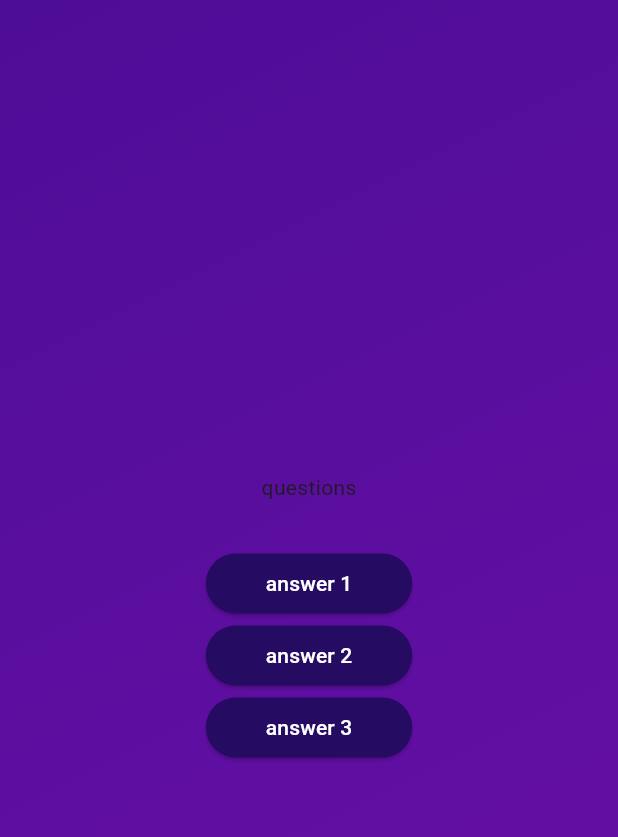
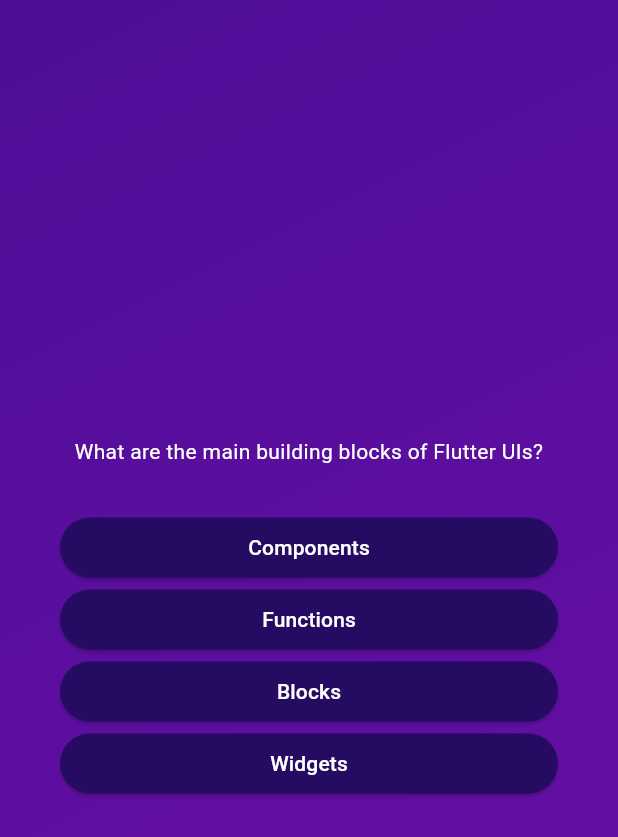
Before and after one commit to AnasKhan1506/quizz-app, a Flutter app: the screen it shows after launch, after a tap on "Start Quiz", on a phone screen of 412 x 824 dp. Shown: the top 837 px of the screen. Run offline on Flutter 3.47's test engine with Material 3 defaults, Android fonts, the phone set to English and light mode, and no system bars.

Commit message:
mutating memory

```diff
--- a/lib/models/quiz_question.dart
+++ b/lib/models/quiz_question.dart
@@ -1,5 +1,10 @@
 class QuizQuestion {
-const QuizQuestion(this.text,this.answers);
+  const QuizQuestion(this.text, this.answers);
   final String text;
   final List<String> answers;
+  List<String> getShuffledAnswers() {
+    final shuffledList = List.of(answers);
+    shuffledList.shuffle();
+    return shuffledList;
+  }
 }
--- a/lib/questions_screen.dart
+++ b/lib/questions_screen.dart
@@ -1,5 +1,6 @@
 import 'package:flutter/material.dart';
 import 'package:quizzapp/answer_button.dart';
+import 'package:quizzapp/data/questions.dart';
 
 class QuestionsScreen extends StatefulWidget {
   const QuestionsScreen({super.key});
@@ -11,19 +12,28 @@ class QuestionsScreen extends StatefulWidget {
 class _QuestionsScreenState extends State<QuestionsScreen> {
   @override
   Widget build(BuildContext context) {
-    return SizedBox(
+    final currentQuestion = questions[0];
+    return Container(
+      margin: EdgeInsets.all(40),
+      child: SizedBox(
         width: double.infinity,
         child: Column(
           mainAxisAlignment: MainAxisAlignment.center,
+          crossAxisAlignment: CrossAxisAlignment.stretch,
           children: [
-          const Text("questions"),
+            Text(
+              currentQuestion.text,
+              style: TextStyle(color: Colors.white),
+              textAlign: TextAlign.center,
+            ),
             const SizedBox(
               height: 30,
             ),
-          AnswerButton(answerText: "answer 1", onTap: () {}),
-          AnswerButton(answerText: "answer 2", onTap: () {}),
-          AnswerButton(answerText: "answer 3", onTap: () {}),
+            ...currentQuestion.getShuffledAnswers().map((answer) {
+              return AnswerButton(answerText: answer, onTap: () {});
+            }),
           ],
+        ),
       ),
     );
   }
```
Lines whose indentation alone changed are shown as unchanged.
